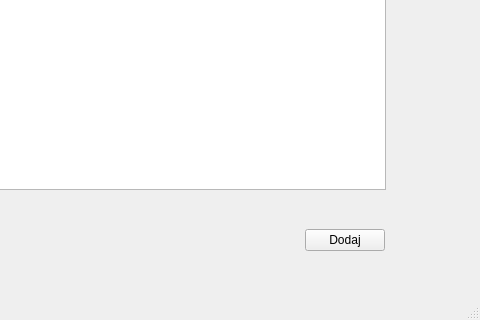
Old version of the form gui/PyQt/ui/unlocked_window.ui in the repository Kepins/Projects-ScriptingLanguages; both pictures show x 355 to 835 and y 280 to 600 of the 835 by 600 pixel window.
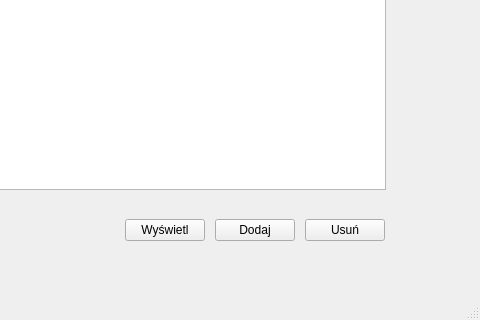
New version of the form.

Commit message: PROJ2 Add buttons to unlocked screen

```diff
--- a/gui/PyQt/ui/unlocked_window.ui
+++ b/gui/PyQt/ui/unlocked_window.ui
@@ -40,8 +40,8 @@
    <widget class="QPushButton" name="add_button">
     <property name="geometry">
      <rect>
-      <x>660</x>
-      <y>490</y>
+      <x>570</x>
+      <y>480</y>
       <width>80</width>
       <height>22</height>
      </rect>
@@ -50,6 +50,32 @@
      <string>Dodaj</string>
     </property>
    </widget>
+   <widget class="QPushButton" name="remove_button">
+    <property name="geometry">
+     <rect>
+      <x>660</x>
+      <y>480</y>
+      <width>80</width>
+      <height>22</height>
+     </rect>
+    </property>
+    <property name="text">
+     <string>Usuń</string>
+    </property>
+   </widget>
+   <widget class="QPushButton" name="show_button">
+    <property name="geometry">
+     <rect>
+      <x>480</x>
+      <y>480</y>
+      <width>80</width>
+      <height>22</height>
+     </rect>
+    </property>
+    <property name="text">
+     <string>Wyświetl</string>
+    </property>
+   </widget>
   </widget>
   <widget class="QMenuBar" name="menubar">
    <property name="geometry">
```
The commit also changes 2 other files.
